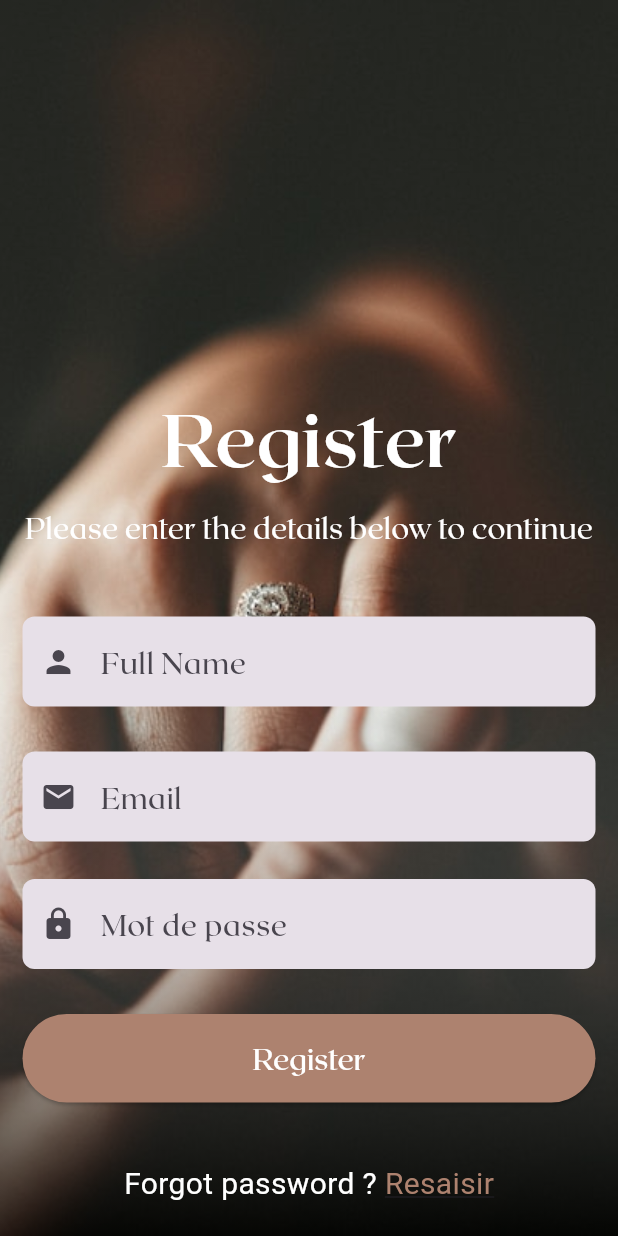
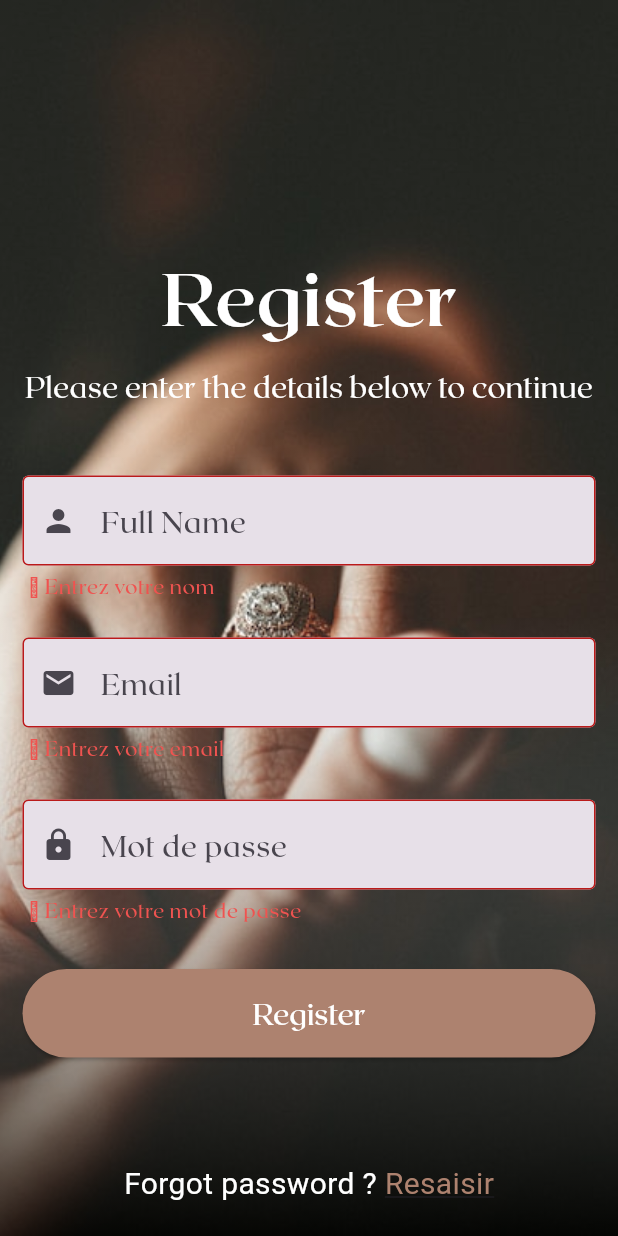
Before and after one commit to Salohy08/JewelleryStore, a Flutter app: the RegisterScreen screen opened directly, after a tap on "Register", on a phone screen of 412 x 824 dp. Run offline on Flutter 3.47's test engine with Material 2 defaults, Android fonts, the phone set to English and light mode, and no system bars; our stand-ins replace carousel_slider; missing offline and left inert: ar_flutter_plugin.

Commit message:
validation formulaire login et register

```diff
--- a/lib/config/theme/app_input_decoration.dart
+++ b/lib/config/theme/app_input_decoration.dart
@@ -10,6 +10,7 @@ class AppInputDecoration {
       Color? fillColor,
       Color? iconColor}) {
     return InputDecoration(
+        errorStyle: TextStyle(fontSize: 14, color: Colors.red.shade400),
         contentPadding: const EdgeInsets.symmetric(vertical: 15),
         prefixIcon: Icon(
           icon,
--- a/lib/main.dart
+++ b/lib/main.dart
@@ -24,7 +24,7 @@ class MyApp extends StatelessWidget {
         colorScheme: ColorScheme.fromSeed(seedColor: Colors.deepPurple),
         useMaterial3: true,
       ),
-      home: TestArScreen(),
+      home: WelcomeScreen(),
       debugShowCheckedModeBanner: false,
     );
   }
--- a/lib/modules/auth/welcome/screen/register.screen.dart
+++ b/lib/modules/auth/welcome/screen/register.screen.dart
@@ -1,6 +1,7 @@
 import 'package:flutter/gestures.dart';
 import 'package:flutter/material.dart';
 import 'package:flutter_demo_2/config/theme/colors.dart';
+import 'package:flutter_demo_2/modules/auth/welcome/screen/login.screen.dart';
 
 import '../../../../config/theme/app_input_decoration.dart';
 
@@ -12,6 +13,7 @@ class RegisterScreen extends StatefulWidget {
 }
 
 class _RegisterScreen extends State<RegisterScreen> {
+  final _formKey = GlobalKey<FormState>();
   @override
   Widget build(BuildContext context) {
     return Scaffold(
@@ -60,20 +62,44 @@ class _RegisterScreen extends State<RegisterScreen> {
                 ),
                 Padding(
                   padding: const EdgeInsets.only(top: 25, bottom: 30),
-                  child: TextFormField(
+                  child: Form(
+                    key: _formKey,
+                    child: Column(
+                      children: [
+                        TextFormField(
+                            validator: (value) {
+                              if (value == null || value.isEmpty) {
+                                return '\u26A0 Entrez votre nom';
+                              }
+                              return null;
+                            },
                             cursorColor: AppColor.primary,
                             style: const TextStyle(fontSize: 18),
                             decoration: AppInputDecoration.textField(
                                 hintText: "Full Name", icon: Icons.person)),
-                ),
-                TextFormField(
+                        Padding(
+                          padding: const EdgeInsets.only(top: 25),
+                          child: TextFormField(
+                              validator: (value) {
+                                if (value == null || value.isEmpty) {
+                                  return '\u26A0 Entrez votre email';
+                                }
+                                return null;
+                              },
                               cursorColor: AppColor.primary,
                               style: const TextStyle(fontSize: 18),
                               decoration: AppInputDecoration.textField(
                                   hintText: "Email", icon: Icons.email)),
+                        ),
                         Padding(
                           padding: const EdgeInsets.only(top: 25, bottom: 30),
                           child: TextFormField(
+                              validator: (value) {
+                                if (value == null || value.isEmpty) {
+                                  return '\u26A0 Entrez votre mot de passe';
+                                }
+                                return null;
+                              },
                               cursorColor: AppColor.primary,
                               obscureText: true,
                               style: const TextStyle(fontSize: 18),
@@ -83,20 +109,32 @@ class _RegisterScreen extends State<RegisterScreen> {
                         SizedBox(
                           width: double.infinity,
                           child: ElevatedButton(
-                      onPressed: () {},
+                              onPressed: () {
+                                if (_formKey.currentState!.validate()) {
+                                  Navigator.push(
+                                      context,
+                                      MaterialPageRoute(
+                                          builder: (context) =>
+                                              const LoginScreen()));
+                                }
+                              },
                               style: ButtonStyle(
                                   padding: MaterialStateProperty.all(
                                       const EdgeInsets.symmetric(vertical: 15)),
-                          backgroundColor:
-                              MaterialStateProperty.all(AppColor.primary)),
+                                  backgroundColor: MaterialStateProperty.all(
+                                      AppColor.primary)),
                               child: const Row(
                                 mainAxisAlignment: MainAxisAlignment.center,
                                 children: [
                                   Text('Register',
-                              style:
-                                  TextStyle(color: Colors.white, fontSize: 20)),
+                                      style: TextStyle(
+                                          color: Colors.white, fontSize: 20)),
                                 ],
                               )),
+                        ),
+                      ],
+                    ),
+                  ),
                 ),
                 Padding(
                   padding: const EdgeInsets.only(top: 40, bottom: 20),
```
Also changed, not shown: lib/modules/auth/welcome/screen/login.screen.dart (+28 -5 lines). Lines whose indentation alone changed are shown as unchanged.
